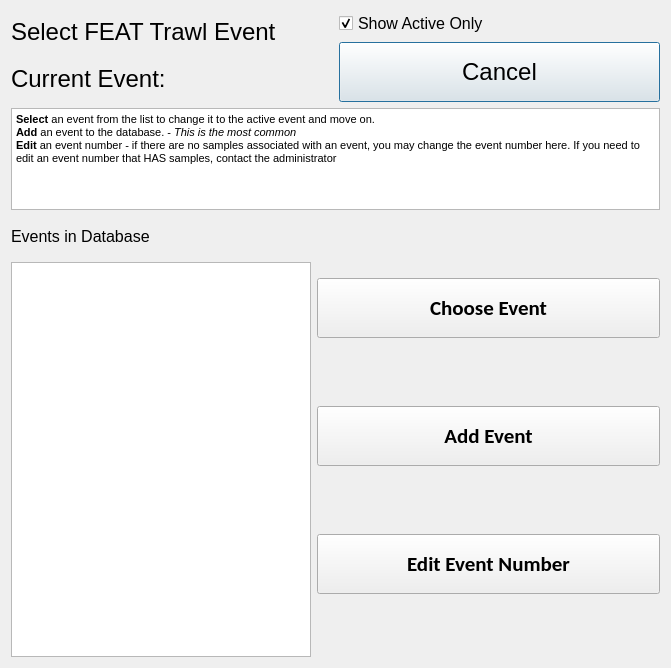
Old version of the form ui/FEATTrawlEvent.ui in the repository aliciabillings-noaa/CLAMS.
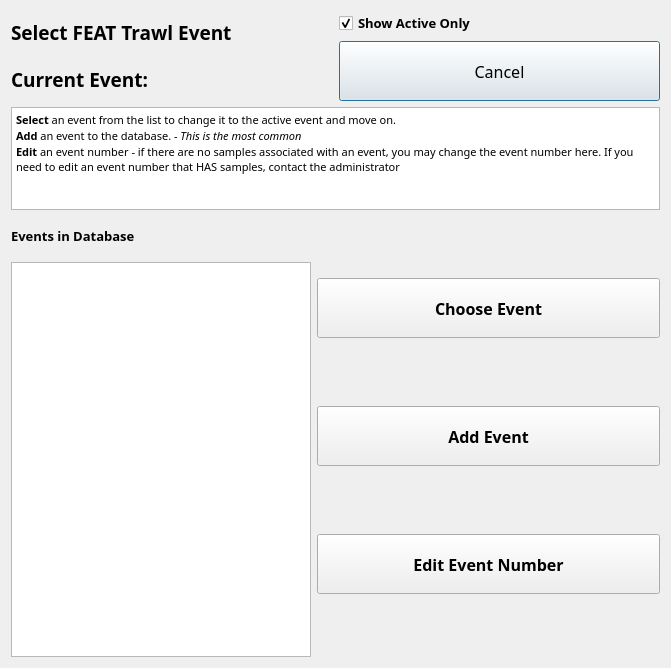
New version of the form. Icons and pictures are not drawn.

Commit message: set fonts to Arial Black

What changed in the file:
```diff
--- a/ui/FEATTrawlEvent.ui
+++ b/ui/FEATTrawlEvent.ui
@@ -44,7 +44,10 @@
          </property>
          <property name="font">
           <font>
-           <pointsize>18</pointsize>
+           <family>Arial Black</family>
+           <pointsize>14</pointsize>
+           <weight>75</weight>
+           <bold>true</bold>
           </font>
          </property>
          <property name="text">
@@ -68,7 +71,10 @@
          </property>
          <property name="font">
           <font>
-           <pointsize>18</pointsize>
+           <family>Arial Black</family>
+           <pointsize>14</pointsize>
+           <weight>75</weight>
+           <bold>true</bold>
           </font>
          </property>
          <property name="text">
@@ -84,7 +90,10 @@
         <widget class="QCheckBox" name="cb_active">
          <property name="font">
           <font>
-           <pointsize>12</pointsize>
+           <family>Arial Black</family>
+           <pointsize>10</pointsize>
+           <weight>75</weight>
+           <bold>true</bold>
           </font>
          </property>
          <property name="text">
@@ -105,7 +114,8 @@
          </property>
          <property name="font">
           <font>
-           <pointsize>18</pointsize>
+           <family>Arial Black</family>
+           <pointsize>12</pointsize>
           </font>
          </property>
          <property name="text">
@@ -132,14 +142,21 @@
    </item>
    <item>
     <widget class="QTextBrowser" name="textBrowser">
+     <property name="font">
+      <font>
+       <family>Arial Black</family>
+       <weight>75</weight>
+       <bold>true</bold>
+      </font>
+     </property>
      <property name="html">
       <string>&lt;!DOCTYPE HTML PUBLIC &quot;-//W3C//DTD HTML 4.0//EN&quot; &quot;http://www.w3.org/TR/REC-html40/strict.dtd&quot;&gt;
-&lt;html&gt;&lt;head&gt;&lt;meta name=&quot;qrichtext&quot; content=&quot;1&quot; /&gt;&lt;meta charset=&quot;utf-8&quot; /&gt;&lt;style type=&quot;text/css&quot;&gt;
+&lt;html&gt;&lt;head&gt;&lt;meta name=&quot;qrichtext&quot; content=&quot;1&quot; /&gt;&lt;style type=&quot;text/css&quot;&gt;
 p, li { white-space: pre-wrap; }
-&lt;/style&gt;&lt;/head&gt;&lt;body style=&quot; font-family:'Segoe UI'; font-size:9pt; font-weight:400; font-style:normal;&quot;&gt;
-&lt;p style=&quot; margin-top:0px; margin-bottom:0px; margin-left:0px; margin-right:0px; -qt-block-indent:0; text-indent:0px;&quot;&gt;&lt;span style=&quot; font-family:'MS Shell Dlg 2'; font-size:8pt; font-weight:600;&quot;&gt;Select&lt;/span&gt;&lt;span style=&quot; font-family:'MS Shell Dlg 2'; font-size:8pt;&quot;&gt; an event from the list to change it to the active event and move on.&lt;/span&gt;&lt;/p&gt;
-&lt;p style=&quot; margin-top:0px; margin-bottom:0px; margin-left:0px; margin-right:0px; -qt-block-indent:0; text-indent:0px;&quot;&gt;&lt;span style=&quot; font-family:'MS Shell Dlg 2'; font-size:8pt; font-weight:600;&quot;&gt;Add&lt;/span&gt;&lt;span style=&quot; font-family:'MS Shell Dlg 2'; font-size:8pt;&quot;&gt; an event to the database. - &lt;/span&gt;&lt;span style=&quot; font-family:'MS Shell Dlg 2'; font-size:8pt; font-style:italic;&quot;&gt;This is the most common&lt;/span&gt;&lt;/p&gt;
-&lt;p style=&quot; margin-top:0px; margin-bottom:0px; margin-left:0px; margin-right:0px; -qt-block-indent:0; text-indent:0px;&quot;&gt;&lt;span style=&quot; font-family:'MS Shell Dlg 2'; font-size:8pt; font-weight:600;&quot;&gt;Edit&lt;/span&gt;&lt;span style=&quot; font-family:'MS Shell Dlg 2'; font-size:8pt;&quot;&gt; an event number - if there are no samples associated with an event, you may change the event number here. If you need to edit an event number that HAS samples, contact the administrator&lt;/span&gt;&lt;/p&gt;&lt;/body&gt;&lt;/html&gt;</string>
+&lt;/style&gt;&lt;/head&gt;&lt;body style=&quot; font-family:'Arial Black'; font-size:8.25pt; font-weight:600; font-style:normal;&quot;&gt;
+&lt;p style=&quot; margin-top:0px; margin-bottom:0px; margin-left:0px; margin-right:0px; -qt-block-indent:0; text-indent:0px;&quot;&gt;&lt;span style=&quot; font-family:'MS Shell Dlg 2'; font-size:8pt;&quot;&gt;Select&lt;/span&gt;&lt;span style=&quot; font-family:'MS Shell Dlg 2'; font-size:8pt; font-weight:400;&quot;&gt; an event from the list to change it to the active event and move on.&lt;/span&gt;&lt;/p&gt;
+&lt;p style=&quot; margin-top:0px; margin-bottom:0px; margin-left:0px; margin-right:0px; -qt-block-indent:0; text-indent:0px;&quot;&gt;&lt;span style=&quot; font-family:'MS Shell Dlg 2'; font-size:8pt;&quot;&gt;Add&lt;/span&gt;&lt;span style=&quot; font-family:'MS Shell Dlg 2'; font-size:8pt; font-weight:400;&quot;&gt; an event to the database. - &lt;/span&gt;&lt;span style=&quot; font-family:'MS Shell Dlg 2'; font-size:8pt; font-weight:400; font-style:italic;&quot;&gt;This is the most common&lt;/span&gt;&lt;/p&gt;
+&lt;p style=&quot; margin-top:0px; margin-bottom:0px; margin-left:0px; margin-right:0px; -qt-block-indent:0; text-indent:0px;&quot;&gt;&lt;span style=&quot; font-family:'MS Shell Dlg 2'; font-size:8pt;&quot;&gt;Edit&lt;/span&gt;&lt;span style=&quot; font-family:'MS Shell Dlg 2'; font-size:8pt; font-weight:400;&quot;&gt; an event number - if there are no samples associated with an event, you may change the event number here. If you need to edit an event number that HAS samples, contact the administrator&lt;/span&gt;&lt;/p&gt;&lt;/body&gt;&lt;/html&gt;</string>
      </property>
     </widget>
    </item>
@@ -157,7 +174,10 @@
          </property>
          <property name="font">
           <font>
-           <pointsize>12</pointsize>
+           <family>Arial Black</family>
+           <pointsize>10</pointsize>
+           <weight>75</weight>
+           <bold>true</bold>
           </font>
          </property>
          <property name="text">
@@ -203,8 +223,9 @@
          </property>
          <property name="font">
           <font>
-           <family>Calibri</family>
-           <pointsize>16</pointsize>
+           <family>Arial Black</family>
+           <pointsize>12</pointsize>
+           <weight>75</weight>
            <bold>true</bold>
           </font>
          </property>
@@ -223,8 +244,9 @@
          </property>
          <property name="font">
           <font>
-           <family>Calibri</family>
-           <pointsize>16</pointsize>
+           <family>Arial Black</family>
+           <pointsize>12</pointsize>
+           <weight>75</weight>
            <bold>true</bold>
           </font>
          </property>
@@ -243,8 +265,9 @@
          </property>
          <property name="font">
           <font>
-           <family>Calibri</family>
-           <pointsize>16</pointsize>
+           <family>Arial Black</family>
+           <pointsize>12</pointsize>
+           <weight>75</weight>
            <bold>true</bold>
           </font>
          </property>
```
The commit also changes 42 other files.
